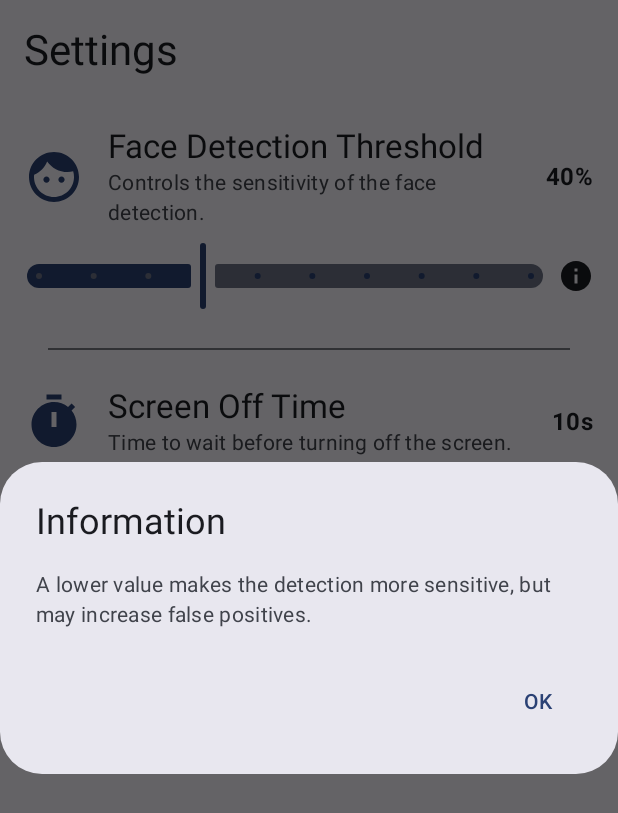
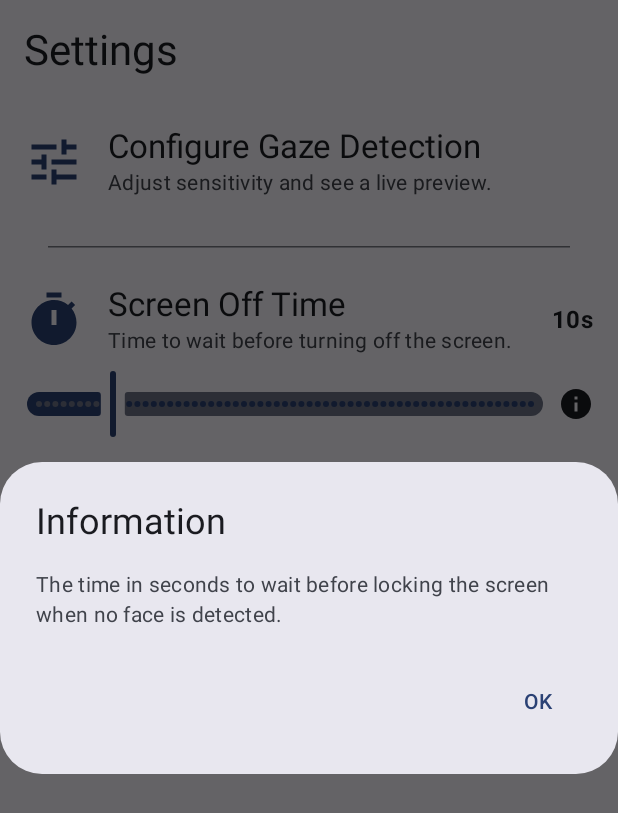
Before and after one commit to JhoxmanXD/Watcher, an Android app built with Jetpack Compose: the SettingsScreen screen opened through its navigation route, after a tap on "Info", on a phone screen of 412 x 824 dp. Shown: the top 813 px of the screen. Run offline under Robolectric (Android 15) with nearby library versions, the light colour scheme and no system bars.

Commit message:
Version 1.0 base

```diff
--- a/app/src/main/java/com/jhoxmanv/watcher/MainActivity.kt
+++ b/app/src/main/java/com/jhoxmanv/watcher/MainActivity.kt
@@ -23,6 +23,7 @@ import androidx.navigation.compose.composable
 import androidx.navigation.compose.rememberNavController
 import com.jhoxmanv.watcher.service.WatcherService
 import com.jhoxmanv.watcher.ui.components.PermissionsList
+import com.jhoxmanv.watcher.ui.screens.GazeConfigScreen
 import com.jhoxmanv.watcher.ui.screens.MainScreen
 import com.jhoxmanv.watcher.ui.screens.SettingsScreen
 import com.jhoxmanv.watcher.ui.screens.TutorialScreen
@@ -86,7 +87,13 @@ class MainActivity : ComponentActivity() {
                         }
                         composable("settings") {
                             val settingsViewModel: SettingsViewModel = viewModel()
-                            SettingsScreen(settingsViewModel = settingsViewModel)
+                            SettingsScreen(
+                                settingsViewModel = settingsViewModel,
+                                onNavigateToGazeConfig = { navController.navigate("gaze_config") }
+                            )
+                        }
+                        composable("gaze_config") {
+                            GazeConfigScreen(navController = navController) // Pass NavController here
                         }
                     }
                 }
--- a/app/src/main/java/com/jhoxmanv/watcher/ui/components/SettingItem.kt
+++ b/app/src/main/java/com/jhoxmanv/watcher/ui/components/SettingItem.kt
@@ -1,6 +1,13 @@
 package com.jhoxmanv.watcher.ui.components
 
-import androidx.compose.foundation.layout.*
+import androidx.compose.foundation.layout.Column
+import androidx.compose.foundation.layout.ColumnScope
+import androidx.compose.foundation.layout.Row
+import androidx.compose.foundation.layout.Spacer
+import androidx.compose.foundation.layout.fillMaxWidth
+import androidx.compose.foundation.layout.padding
+import androidx.compose.foundation.layout.size
+import androidx.compose.foundation.layout.width
 import androidx.compose.material3.Icon
 import androidx.compose.material3.MaterialTheme
 import androidx.compose.material3.Text
@@ -15,11 +22,13 @@ fun SettingItem(
     icon: ImageVector,
     title: String,
     description: String,
+    modifier: Modifier = Modifier, // Accept a modifier
     valueLabel: @Composable (() -> Unit)? = null,
     content: @Composable ColumnScope.() -> Unit
 ) {
     Column(
-        modifier = Modifier
+        // Apply the modifier to the root element of the composable
+        modifier = modifier
             .fillMaxWidth()
             .padding(vertical = 16.dp)
     ) {
--- a/app/src/main/java/com/jhoxmanv/watcher/ui/screens/SettingsScreen.kt
+++ b/app/src/main/java/com/jhoxmanv/watcher/ui/screens/SettingsScreen.kt
@@ -1,13 +1,14 @@
 package com.jhoxmanv.watcher.ui.screens
 
+import android.content.Intent
+import androidx.compose.foundation.clickable
 import androidx.compose.foundation.layout.Column
 import androidx.compose.foundation.layout.Row
-import androidx.compose.foundation.layout.fillMaxWidth
 import androidx.compose.foundation.layout.padding
 import androidx.compose.material.icons.Icons
-import androidx.compose.material.icons.filled.Face
 import androidx.compose.material.icons.filled.Timer
-import androidx.compose.material3.Divider
+import androidx.compose.material.icons.filled.Tune
+import androidx.compose.material3.HorizontalDivider
 import androidx.compose.material3.MaterialTheme
 import androidx.compose.material3.Slider
 import androidx.compose.material3.Text
@@ -15,16 +16,30 @@ import androidx.compose.runtime.Composable
 import androidx.compose.runtime.getValue
 import androidx.compose.ui.Alignment
 import androidx.compose.ui.Modifier
+import androidx.compose.ui.platform.LocalContext
 import androidx.compose.ui.text.font.FontWeight
 import androidx.compose.ui.unit.dp
+import com.jhoxmanv.watcher.WatcherStateHolder
+import com.jhoxmanv.watcher.service.WatcherService
 import com.jhoxmanv.watcher.ui.components.InfoTooltip
 import com.jhoxmanv.watcher.ui.components.SettingItem
 import com.jhoxmanv.watcher.viewmodel.SettingsViewModel
 
 @Composable
-fun SettingsScreen(settingsViewModel: SettingsViewModel) {
-    val faceDetectionThreshold by settingsViewModel.faceDetectionThreshold
+fun SettingsScreen(
+    settingsViewModel: SettingsViewModel,
+    onNavigateToGazeConfig: () -> Unit
+) {
+    val context = LocalContext.current
     val screenOffTime by settingsViewModel.screenOffTime
+
+    fun onSettingsChanged() {
+        if (WatcherStateHolder.isServiceRunning.value) {
+            val intent = Intent(context, WatcherService::class.java)
+            context.stopService(intent)
+            context.startService(intent)
+        }
+    }
 
     Column(modifier = Modifier.padding(16.dp)) {
         Text(
@@ -33,28 +48,17 @@ fun SettingsScreen(settingsViewModel: SettingsViewModel) {
             modifier = Modifier.padding(bottom = 16.dp)
         )
 
+        // Clickable item to navigate to the new Gaze Configuration screen
         SettingItem(
-            icon = Icons.Default.Face,
-            title = "Face Detection Threshold",
-            description = "Controls the sensitivity of the face detection.",
-            valueLabel = {
-                Text("${(faceDetectionThreshold * 100).toInt()}%", style = MaterialTheme.typography.titleMedium, fontWeight = FontWeight.Bold)
-            }
-        ) {
-            Row(verticalAlignment = Alignment.CenterVertically) {
-                Slider(
-                    value = faceDetectionThreshold,
-                    onValueChange = { settingsViewModel.onFaceThresholdChanged(it) },
-                    valueRange = 0.1f..0.9f,
-                    steps = 8,
-                    modifier = Modifier.weight(1f)
-                )
-                InfoTooltip("A lower value makes the detection more sensitive, but may increase false positives.")
-            }
-        }
+            icon = Icons.Default.Tune,
+            title = "Configure Gaze Detection",
+            description = "Adjust sensitivity and see a live preview.",
+            modifier = Modifier.clickable(onClick = onNavigateToGazeConfig)
+        ) { /* No content here, the whole item is clickable */ }
 
-        Divider(modifier = Modifier.padding(horizontal = 16.dp, vertical = 8.dp))
+        HorizontalDivider(modifier = Modifier.padding(horizontal = 16.dp, vertical = 8.dp))
 
+        // Setting for Screen Off Time
         SettingItem(
             icon = Icons.Default.Timer,
             title = "Screen Off Time",
@@ -67,6 +71,7 @@ fun SettingsScreen(settingsViewModel: SettingsViewModel) {
                 Slider(
                     value = screenOffTime,
                     onValueChange = { settingsViewModel.onScreenOffTimeChanged(it) },
+                    onValueChangeFinished = { onSettingsChanged() },
                     valueRange = 1f..60f,
                     steps = 59,
                     modifier = Modifier.weight(1f)
--- a/app/src/main/java/com/jhoxmanv/watcher/viewmodel/SettingsViewModel.kt
+++ b/app/src/main/java/com/jhoxmanv/watcher/viewmodel/SettingsViewModel.kt
@@ -2,7 +2,7 @@ package com.jhoxmanv.watcher.viewmodel
 
 import android.app.Application
 import android.content.Context
-import androidx.compose.runtime.mutableStateOf
+import androidx.compose.runtime.mutableFloatStateOf
 import androidx.core.content.edit
 import androidx.lifecycle.AndroidViewModel
 
@@ -10,25 +10,42 @@ class SettingsViewModel(application: Application) : AndroidViewModel(application
 
     private val sharedPreferences = application.getSharedPreferences("watcher_settings", Context.MODE_PRIVATE)
 
-    // Load initial values from SharedPreferences, with defaults
-    private val initialThreshold = sharedPreferences.getFloat("face_threshold", 0.4f)
-    private val initialScreenOffTime = sharedPreferences.getFloat("screen_off_time", 10f)
+    // --- Live, saved values --- //
+    val minFaceSize = mutableFloatStateOf(sharedPreferences.getFloat("min_face_size", 0.4f))
+    val eyeOpenProbability = mutableFloatStateOf(sharedPreferences.getFloat("eye_open_prob", 0.6f))
+    val screenOffTime = mutableFloatStateOf(sharedPreferences.getFloat("screen_off_time", 10f))
 
-    // State holders for the UI
-    var faceDetectionThreshold = mutableStateOf(initialThreshold)
-    var screenOffTime = mutableStateOf(initialScreenOffTime)
+    // --- Temporary values for the config screen --- //
+    var tempMinFaceSize = mutableFloatStateOf(minFaceSize.floatValue)
+    var tempEyeOpenProbability = mutableFloatStateOf(eyeOpenProbability.floatValue)
 
-    fun onFaceThresholdChanged(newValue: Float) {
-        faceDetectionThreshold.value = newValue
+    // --- Functions to update temporary values --- //
+    fun onTempMinFaceSizeChanged(newValue: Float) {
+        tempMinFaceSize.floatValue = newValue
+    }
+
+    fun onTempEyeOpenProbabilityChanged(newValue: Float) {
+        tempEyeOpenProbability.floatValue = newValue
+    }
+
+    // --- Functions to save or discard changes --- //
+    fun saveGazeConfig() {
+        minFaceSize.floatValue = tempMinFaceSize.floatValue
+        eyeOpenProbability.floatValue = tempEyeOpenProbability.floatValue
         sharedPreferences.edit {
-            putFloat("face_threshold", newValue)
+            putFloat("min_face_size", minFaceSize.floatValue)
+            putFloat("eye_open_prob", eyeOpenProbability.floatValue)
         }
     }
 
+    fun resetTempGazeConfig() {
+        tempMinFaceSize.floatValue = minFaceSize.floatValue
+        tempEyeOpenProbability.floatValue = eyeOpenProbability.floatValue
+    }
+
+    // --- Function for the main screen slider --- //
     fun onScreenOffTimeChanged(newValue: Float) {
-        screenOffTime.value = newValue
-        sharedPreferences.edit {
-            putFloat("screen_off_time", newValue)
-        }
+        screenOffTime.floatValue = newValue
+        sharedPreferences.edit { putFloat("screen_off_time", newValue) }
     }
 }
```
Also changed, not shown: app/src/main/java/com/jhoxmanv/watcher/EyeWatchController.kt (+40 -22 lines), app/src/main/java/com/jhoxmanv/watcher/service/WatcherService.kt (+44 -4 lines), app/src/main/java/com/jhoxmanv/watcher/ui/components/CameraPreview.kt (added, +29 -0 lines), app/src/main/java/com/jhoxmanv/watcher/ui/screens/GazeConfigScreen.kt (added, +198 -0 lines).
